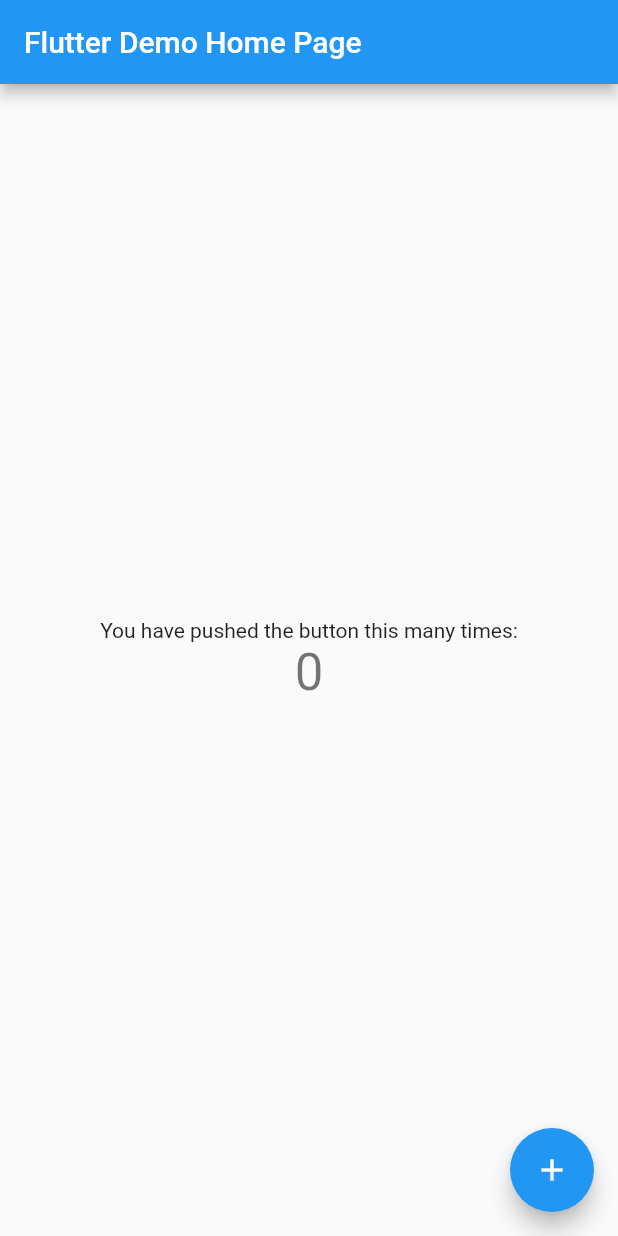
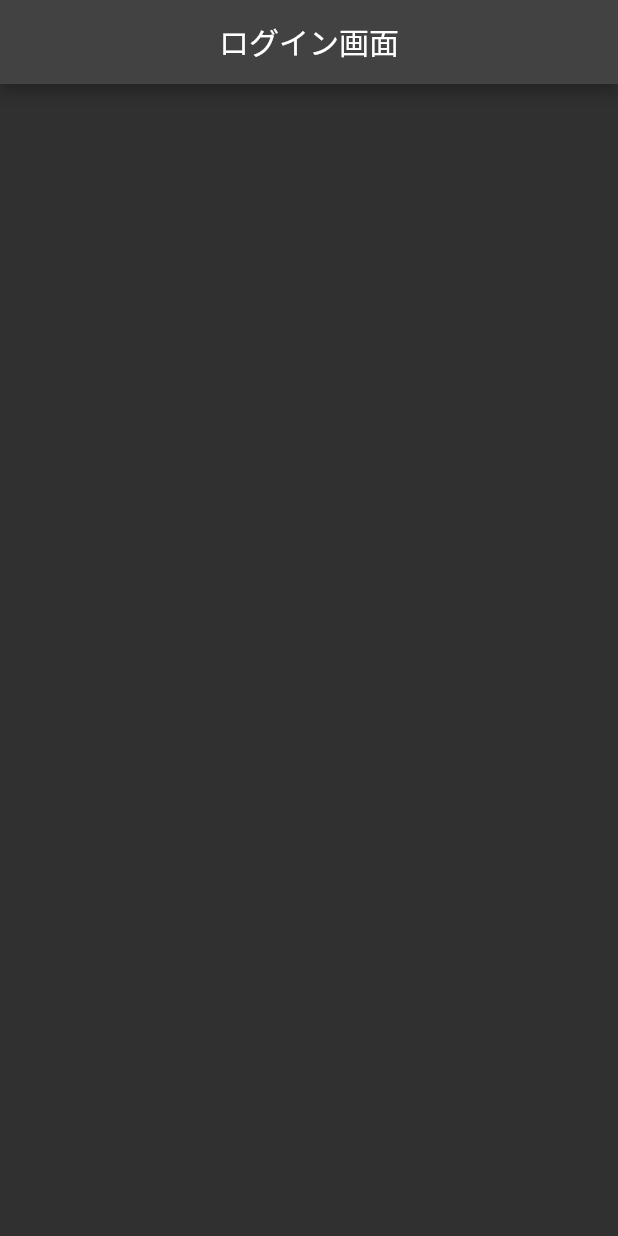
Before and after one commit to hachimitsuboy/positive_conversion_reframing, a Flutter app: the screen it shows after launch, on a phone screen of 412 x 824 dp. Run offline on Flutter 3.47's test engine with Material 2 defaults, Android fonts, the phone set to English and light mode, and no system bars; our stand-ins replace firebase_auth, firebase_core; accounts and stored records are empty.

Commit message:
根本的なDI設計の完成

```diff
--- a/lib/main.dart
+++ b/lib/main.dart
@@ -1,115 +1,42 @@
 import 'package:flutter/material.dart';
+import 'package:positive_conversion_reframing/view/home_screen.dart';
+import 'package:positive_conversion_reframing/view/login_screen.dart';
+import 'package:positive_conversion_reframing/view_models/login_view_model.dart';
+import 'package:provider/provider.dart';
+import 'package:firebase_core/firebase_core.dart';
+import 'di/providers.dart';
 
-void main() {
-  runApp(const MyApp());
+void main() async {
+
+  WidgetsFlutterBinding.ensureInitialized(); //198 3
+  await Firebase.initializeApp();
+
+  runApp(
+    MultiProvider(
+      providers: globalProviders,
+      child: MyApp(),
+    ),
+  );
 }
 
 class MyApp extends StatelessWidget {
-  const MyApp({Key? key}) : super(key: key);
-
-  // This widget is the root of your application.
   @override
   Widget build(BuildContext context) {
+    final loginViewModel = context.read<LoginViewModel>();
     return MaterialApp(
-      title: 'Flutter Demo',
-      theme: ThemeData(
-        // This is the theme of your application.
-        //
-        // Try running your application with "flutter run". You'll see the
-        // application has a blue toolbar. Then, without quitting the app, try
-        // changing the primarySwatch below to Colors.green and then invoke
-        // "hot reload" (press "r" in the console where you ran "flutter run",
-        // or simply save your changes to "hot reload" in a Flutter IDE).
-        // Notice that the counter didn't reset back to zero; the application
-        // is not restarted.
-        primarySwatch: Colors.blue,
+      title: "positive_conversion_reframing",
+      debugShowCheckedModeBanner: false,
+      theme: ThemeData.dark(),
+      home: FutureBuilder(
+        future: loginViewModel.isSignIn(),
+        builder: (context, AsyncSnapshot<bool> snapshot) {
+          if (snapshot.hasData && snapshot.data == true) {
+            return HomeScreen();
+          } else {
+            return LoginScreen();
+          }
+        },
       ),
-      home: const MyHomePage(title: 'Flutter Demo Home Page'),
     );
   }
 }
-
-class MyHomePage extends StatefulWidget {
-  const MyHomePage({Key? key, required this.title}) : super(key: key);
-
-  // This widget is the home page of your application. It is stateful, meaning
-  // that it has a State object (defined below) that contains fields that affect
-  // how it looks.
-
-  // This class is the configuration for the state. It holds the values (in this
-  // case the title) provided by the parent (in this case the App widget) and
-  // used by the build method of the State. Fields in a Widget subclass are
-  // always marked "final".
-
-  final String title;
-
-  @override
-  State<MyHomePage> createState() => _MyHomePageState();
-}
-
-class _MyHomePageState extends State<MyHomePage> {
-  int _counter = 0;
-
-  void _incrementCounter() {
-    setState(() {
-      // This call to setState tells the Flutter framework that something has
-      // changed in this State, which causes it to rerun the build method below
-      // so that the display can reflect the updated values. If we changed
-      // _counter without calling setState(), then the build method would not be
-      // called again, and so nothing would appear to happen.
-      _counter++;
-    });
-  }
-
-  @override
-  Widget build(BuildContext context) {
-    // This method is rerun every time setState is called, for instance as done
-    // by the _incrementCounter method above.
-    //
-    // The Flutter framework has been optimized to make rerunning build methods
-    // fast, so that you can just rebuild anything that needs updating rather
-    // than having to individually change instances of widgets.
-    return Scaffold(
-      appBar: AppBar(
-        // Here we take the value from the MyHomePage object that was created by
-        // the App.build method, and use it to set our appbar title.
-        title: Text(widget.title),
-      ),
-      body: Center(
-        // Center is a layout widget. It takes a single child and positions it
-        // in the middle of the parent.
-        child: Column(
-          // Column is also a layout widget. It takes a list of children and
-          // arranges them vertically. By default, it sizes itself to fit its
-          // children horizontally, and tries to be as tall as its parent.
-          //
-          // Invoke "debug painting" (press "p" in the console, choose the
-          // "Toggle Debug Paint" action from the Flutter Inspector in Android
-          // Studio, or the "Toggle Debug Paint" command in Visual Studio Code)
-          // to see the wireframe for each widget.
-          //
-          // Column has various properties to control how it sizes itself and
-          // how it positions its children. Here we use mainAxisAlignment to
-          // center the children vertically; the main axis here is the vertical
-          // axis because Columns are vertical (the cross axis would be
-          // horizontal).
-          mainAxisAlignment: MainAxisAlignment.center,
-          children: <Widget>[
-            const Text(
-              'You have pushed the button this many times:',
-            ),
-            Text(
-              '$_counter',
-              style: Theme.of(context).textTheme.headline4,
-            ),
-          ],
-        ),
-      ),
-      floatingActionButton: FloatingActionButton(
-        onPressed: _incrementCounter,
-        tooltip: 'Increment',
-        child: const Icon(Icons.add),
-      ), // This trailing comma makes auto-formatting nicer for build methods.
-    );
-  }
-}
--- /dev/null
+++ b/lib/models/db/database_manager.dart
@@ -0,0 +1,3 @@
+class DatabaseManager {
+
+}
--- /dev/null
+++ b/lib/models/repositories/user_repository.dart
@@ -0,0 +1,22 @@
+import 'package:positive_conversion_reframing/models/db/database_manager.dart';
+import 'package:firebase_auth/firebase_auth.dart' as auth;
+
+class UserRepository {
+  final DatabaseManager databaseManager;
+
+  UserRepository({required this.databaseManager});
+
+  final auth.FirebaseAuth _auth = auth.FirebaseAuth.instance;
+
+  Future<bool> isSignIn() async {
+    //サインインしている場合は、現在のUserを返す→現在のUserって何？
+    final firebaseUser = _auth.currentUser;
+    if (firebaseUser != null) {
+      //TODO FirebaseAuth.instanceのcurrentUserには何が入っているのか確認する
+      print("firebaseUser: $firebaseUser");
+      return true;
+    }
+    print("CurrentUserが存在しないため、ログイン画面へ遷移します");
+    return false;
+  }
+}
--- /dev/null
+++ b/lib/view/login_screen.dart
@@ -0,0 +1,15 @@
+import 'package:flutter/material.dart';
+
+class LoginScreen extends StatelessWidget {
+
+  @override
+  Widget build(BuildContext context) {
+    return Scaffold(
+      appBar: AppBar(
+        title: Text("ログイン画面"),
+        centerTitle: true,
+      ),
+      body: Container(),
+    );
+  }
+}
--- a/lib/view_models/login_view_model.dart
+++ b/lib/view_models/login_view_model.dart
@@ -0,0 +1,14 @@
+import 'package:flutter/material.dart';
+import 'package:positive_conversion_reframing/models/repositories/user_repository.dart';
+
+class LoginViewModel extends ChangeNotifier {
+  final UserRepository userRepository;
+
+  LoginViewModel({required this.userRepository});
+
+  Future<bool> isSignIn() async {
+    return await userRepository.isSignIn();
+  }
+
+
+}
--- a/pubspec.yaml
+++ b/pubspec.yaml
@@ -42,6 +42,9 @@ dependencies:
   google_sign_in: ^5.2.1
 
   provider: ^6.0.1
+
+  universal_html: ^2.0.8
+  http: ^0.13.4
 
 dev_dependencies:
   flutter_test:
```
Also changed, not shown: lib/di/providers.dart (+14 -5 lines), lib/view/create_tile_page.dart (added, +117 -0 lines), lib/view/get_value_page.dart (added, +16 -0 lines), lib/view/home_screen.dart (added, +87 -0 lines), lib/view/selection_count_preference_page.dart (added, +151 -0 lines), lib/view/word_card.dart (added, +35 -0 lines), pubspec.lock, 24 other files.
